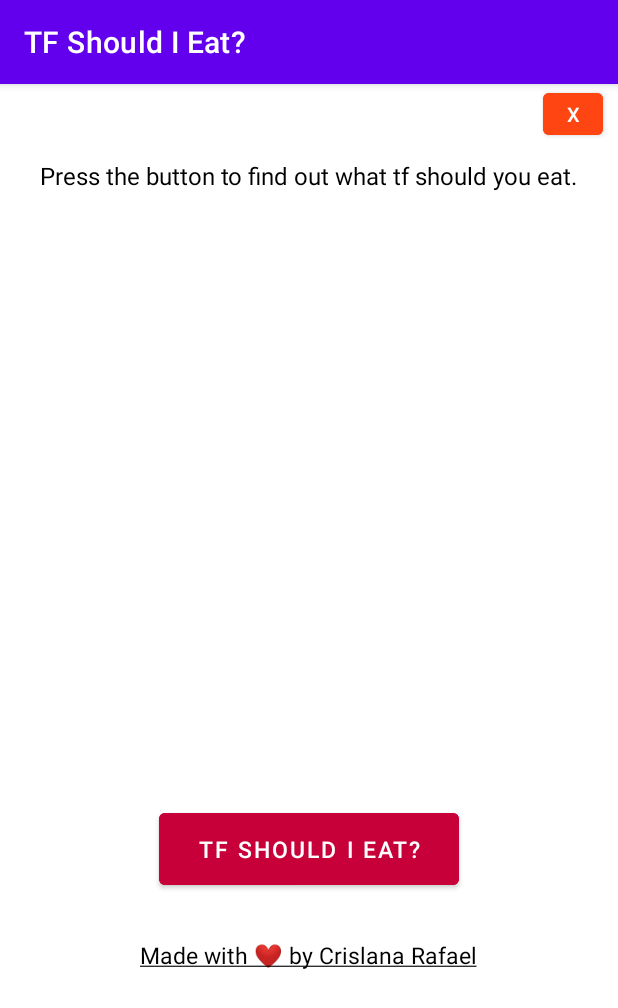
After one commit to crislanarafael/TFShouldIEat, an Android app: the MainActivity2 screen opened directly, with no data from a screen before it, on a phone screen of 412 x 824 dp. The commit adds this screen. Shown: the top 1008 px of the screen. Run offline under Robolectric (Android 15) with nearby library versions, the phone set to English and light mode, and no system bars.

Commit message:
Updated app with new features: intro screen, developer link, exit button

```diff
--- a/app/src/main/AndroidManifest.xml
+++ b/app/src/main/AndroidManifest.xml
@@ -3,13 +3,16 @@
     package="com.example.randomfoodgenerator">
 
     <application
+        android:layout_centerHorizontal="true"
         android:allowBackup="true"
         android:icon="@mipmap/ic_launcher"
         android:label="TF Should I Eat?"
-        android:layout_centerHorizontal="true"
         android:roundIcon="@mipmap/ic_launcher_round"
         android:supportsRtl="true"
         android:theme="@style/Theme.RandomFoodGenerator">
+        <activity
+            android:name=".MainActivity2"
+            android:exported="true" />
         <activity
             android:name=".MainActivity"
             android:exported="true">
--- /dev/null
+++ b/app/src/main/java/com/example/randomfoodgenerator/MainActivity2.java
@@ -0,0 +1,72 @@
+package com.example.randomfoodgenerator;
+
+import androidx.appcompat.app.AppCompatActivity;
+
+import android.graphics.Color;
+import android.os.Bundle;
+import android.text.method.LinkMovementMethod;
+import android.view.View;
+import android.widget.ProgressBar;
+import android.widget.TextView;
+import android.widget.ImageView;
+
+public class MainActivity2 extends AppCompatActivity {
+    Integer [] images = {
+            R.drawable.burger,
+            R.drawable.casserole,
+            R.drawable.cheese,
+            R.drawable.chicken,
+            R.drawable.eggsandbacon,
+            R.drawable.friedchicken,
+            R.drawable.fries,
+            R.drawable.gyro,
+            R.drawable.ham,
+            R.drawable.hotdog,
+            R.drawable.pizza,
+            R.drawable.popcorn,
+            R.drawable.ramen,
+            R.drawable.salad,
+            R.drawable.shrimptempura,
+            R.drawable.spaghetti,
+            R.drawable.steak,
+            R.drawable.sushi,
+            R.drawable.taco
+    };
+
+    @Override
+    protected void onCreate(Bundle savedInstanceState) {
+        super.onCreate(savedInstanceState);
+        setContentView(R.layout.activity_main2);
+        TextView foodGen = ((TextView) findViewById(R.id.RandomlyGeneratedFood));
+        TextView devLink = ((TextView) findViewById(R.id.DeveloperName));
+        ImageView imgView = ((ImageView) findViewById(R.id.foodImage));
+        findViewById(R.id.GenerateFoodButton).setOnClickListener(new View.OnClickListener() {
+            @Override
+            public void onClick(View view) {
+
+                String [] food = {"A Burger", "Some Sort of Casserole", "A Block of Cheese", "A Whole Rotisserie Chicken", "Eggs & Bacon", "Fried Chicken", "Fries", "Gyro", "A Whole Ham", "Hotdog", "Pizza", "Popcorn", "Ramen", "Salad", "Tempura", "Spaghetti", "Steak", "Sushi", "Tacos"};
+                int num = (int)(Math.random() * 12);
+
+                imgView.setImageResource(images[num]);
+                foodGen.setText(food[num].toString());
+
+            }
+        });
+
+        //Links to my personal website
+        findViewById(R.id.DeveloperName).setOnClickListener(new View.OnClickListener() {
+            @Override
+            public void onClick(View view) {
+                devLink.setMovementMethod(LinkMovementMethod.getInstance());
+            }
+        });
+
+        findViewById(R.id.Exit).setOnClickListener(new View.OnClickListener() {
+            @Override
+            public void onClick(View view) {
+                finishAffinity();
+                System.exit(0);
+            }
+        });
+    }
+}
--- /dev/null
+++ b/app/src/main/res/layout/activity_main2.xml
@@ -0,0 +1,89 @@
+<?xml version="1.0" encoding="utf-8"?>
+<RelativeLayout xmlns:android="http://schemas.android.com/apk/res/android"
+    xmlns:app="http://schemas.android.com/apk/res-auto"
+    xmlns:tools="http://schemas.android.com/tools"
+    android:layout_width="match_parent"
+    android:layout_height="match_parent"
+
+    tools:context=".MainActivity">
+
+    <TextView
+        android:id="@+id/Title"
+        android:layout_width="wrap_content"
+        android:layout_height="wrap_content"
+        android:layout_centerHorizontal="true"
+        android:textSize="16sp"
+        android:layout_marginTop="50dp"
+        android:textColor="@color/black"
+        android:text="Press the button to find out what tf should you eat."
+        app:layout_constraintBottom_toBottomOf="parent"
+        app:layout_constraintLeft_toLeftOf="parent"
+        app:layout_constraintRight_toRightOf="parent"
+        app:layout_constraintTop_toTopOf="parent" />
+
+
+
+    //Where you will see the food generator
+    //Text will be blank until the user presses the button, which generates the pictures and text
+    <TextView
+        android:id="@+id/RandomlyGeneratedFood"
+        android:layout_width="wrap_content"
+        android:layout_height="wrap_content"
+        android:text=""
+        android:textSize="20sp"
+        android:textColor="@color/black"
+        android:layout_marginTop="410dp"
+        android:layout_centerHorizontal="true"
+        app:layout_constraintBottom_toBottomOf="parent"
+        app:layout_constraintLeft_toLeftOf="parent"
+        app:layout_constraintRight_toRightOf="parent"
+        app:layout_constraintTop_toTopOf="parent" />
+    <ImageView
+        android:layout_width="250dp"
+        android:layout_height="250dp"
+        android:layout_centerHorizontal="true"
+        android:id="@+id/foodImage"
+
+        android:layout_marginTop="120dp"/>
+    <Button
+        android:id="@+id/GenerateFoodButton"
+        android:layout_width="200dp"
+        android:layout_height="60dp"
+        android:layout_centerHorizontal="true"
+        android:layout_marginTop="480dp"
+        android:textColor="@color/white"
+        android:padding="5dp"
+        android:text="TF should I eat?"
+        android:backgroundTint="@color/red"
+        android:textSize="15sp" />
+    <TextView
+        android:id="@+id/DeveloperName"
+        android:layout_width="wrap_content"
+        android:layout_height="wrap_content"
+        android:text="@string/hyperlink"
+        android:textSize="15sp"
+        android:textColor="@color/black"
+        android:textColorLink="@color/black"
+        android:layout_marginTop="570dp"
+        android:layout_centerHorizontal="true"
+        app:layout_constraintBottom_toBottomOf="parent"
+        app:layout_constraintLeft_toLeftOf="parent"
+        app:layout_constraintRight_toRightOf="parent"
+        app:layout_constraintTop_toTopOf="parent" />
+    <Button
+        android:id="@+id/Exit"
+        android:layout_width="40dp"
+        android:layout_height="40dp"
+        android:text="X"
+        android:backgroundTint="#ff4612"
+        android:textSize="13sp"
+        android:textColor="@color/white"
+        android:layout_alignParentRight="true"
+        android:layout_marginRight="10dp"
+
+
+         />
+
+
+
+</RelativeLayout>
--- a/app/src/main/res/values/strings.xml
+++ b/app/src/main/res/values/strings.xml
@@ -1,3 +1,4 @@
 <resources>
     <string name="app_name">RandomFoodGenerator</string>
+    <string name="hyperlink"><a href="https://www.crislanarafael.com">Made with ❤ by Crislana Rafael</a></string>
 </resources>
```
Also changed, not shown: app/src/main/java/com/example/randomfoodgenerator/MainActivity.java (+17 -34 lines), app/src/main/res/font/font.xml (added, +8 -0 lines), app/src/main/res/layout/activity_main.xml (+27 -21 lines).
